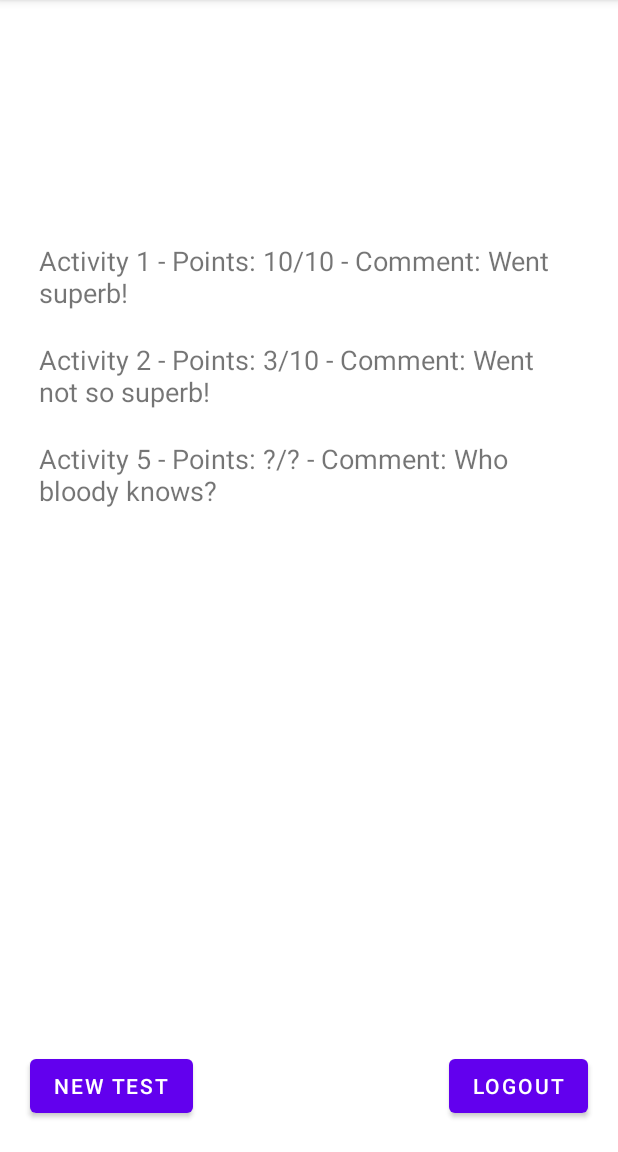
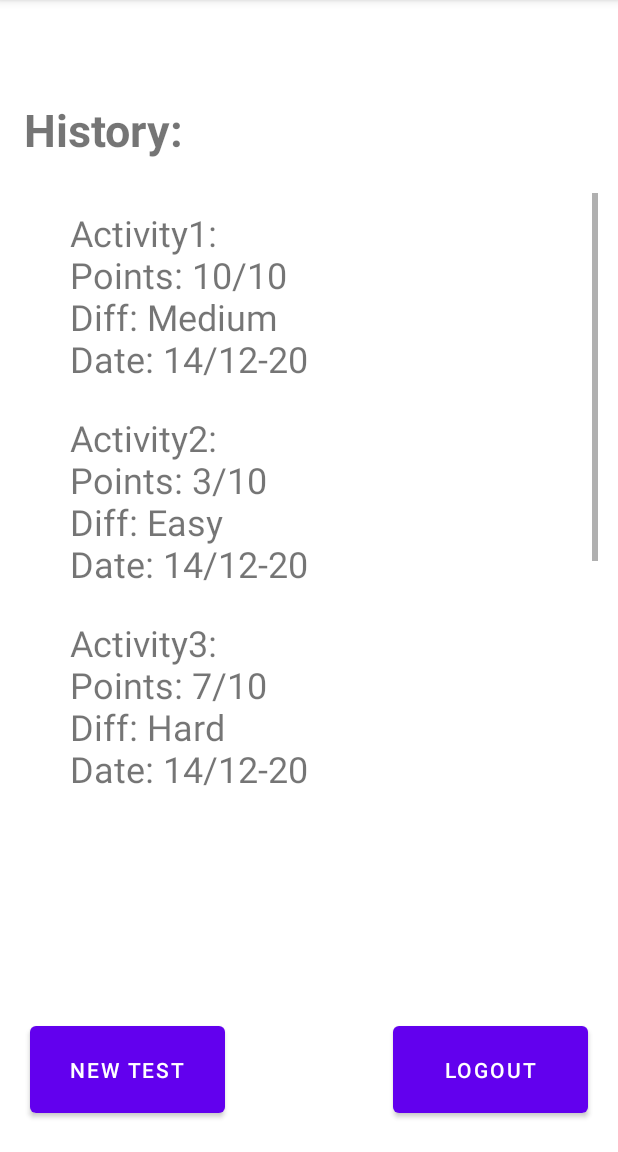
Before and after one commit to Ialda/LanProject, an Android app: the LandingPageActivity screen opened directly, with no data from a screen before it, on a phone screen of 412 x 824 dp, the part 84-1236 px from its top. Run offline under Robolectric (Android 15) with nearby library versions, the light colour scheme and no system bars.

Commit message:
Fixes on landingpage

```diff
--- a/app/src/main/res/layout/activity_landing_page.xml
+++ b/app/src/main/res/layout/activity_landing_page.xml
@@ -8,8 +8,8 @@
 
     <Button
         android:id="@+id/ButtonToMainPage"
-        android:layout_width="wrap_content"
-        android:layout_height="wrap_content"
+        android:layout_width="130dp"
+        android:layout_height="70dp"
         android:layout_marginStart="20dp"
         android:layout_marginLeft="20dp"
         android:layout_marginBottom="20dp"
@@ -20,8 +20,8 @@
 
     <Button
         android:id="@+id/ButtonLogout"
-        android:layout_width="wrap_content"
-        android:layout_height="wrap_content"
+        android:layout_width="130dp"
+        android:layout_height="70dp"
         android:layout_marginEnd="20dp"
         android:layout_marginRight="20dp"
         android:layout_marginBottom="20dp"
@@ -30,43 +30,86 @@
         app:layout_constraintBottom_toBottomOf="parent"
         app:layout_constraintEnd_toEndOf="parent" />
 
+    <ScrollView
+        android:id="@+id/ScrollViewRes"
+        android:layout_width="378dp"
+        android:layout_height="409dp"
+        android:layout_marginTop="30dp"
+        android:layout_marginBottom="100dp"
+        app:layout_constraintBottom_toBottomOf="parent"
+        app:layout_constraintEnd_toEndOf="parent"
+        app:layout_constraintHorizontal_bias="0.606"
+        app:layout_constraintStart_toStartOf="parent"
+        app:layout_constraintTop_toTopOf="parent"
+        app:layout_constraintVertical_bias="0.432">
+
         <LinearLayout
+            android:id="@+id/LinearLayoutRes"
             android:layout_width="match_parent"
-        android:layout_height="265dp"
+            android:layout_height="wrap_content"
             android:layout_marginStart="16dp"
             android:layout_marginLeft="16dp"
             android:layout_marginEnd="16dp"
             android:layout_marginRight="16dp"
             android:layout_marginBottom="200dp"
-        android:orientation="vertical"
-        app:layout_constraintBottom_toBottomOf="parent"
-        app:layout_constraintEnd_toEndOf="parent"
-        app:layout_constraintStart_toStartOf="parent"
-        app:layout_constraintTop_toTopOf="parent">
+            android:orientation="vertical">
 
             <TextView
                 android:id="@+id/TextViewRes1"
-            android:layout_width="match_parent"
+                android:layout_width="160dp"
                 android:layout_height="wrap_content"
                 android:layout_margin="10dp"
-            android:text="@string/activity_1_points_10_10_comment_went_superb"
-            android:textSize="18sp" />
+                android:text="@string/activity1_points_10_10_diff_medium_date_14_12_20"
+                android:textSize="24sp" />
 
             <TextView
                 android:id="@+id/TextViewRes2"
-            android:layout_width="match_parent"
+                android:layout_width="160dp"
                 android:layout_height="wrap_content"
                 android:layout_margin="10dp"
-            android:text="@string/activity_2_points_3_10_comment_went_not_so_superb"
-            android:textSize="18sp" />
+                android:text="@string/activity2_points_3_10_diff_easy_date_14_12_20"
+                android:textSize="24sp" />
 
             <TextView
                 android:id="@+id/TextViewRes3"
-            android:layout_width="match_parent"
+                android:layout_width="160dp"
                 android:layout_height="wrap_content"
                 android:layout_margin="10dp"
-            android:text="@string/activity_5_points_comment_who_bloody_knows"
-            android:textSize="18sp" />
+                android:text="@string/activity3_points_7_10_diff_hard_date_14_12_20"
+                android:textSize="24sp" />
+
+            <TextView
+                android:id="@+id/TextViewRes4"
+                android:layout_width="160dp"
+                android:layout_height="wrap_content"
+                android:layout_margin="10dp"
+                android:text="@string/activity1_points_5_10_diff_medium_date_13_12_20"
+                android:textSize="24sp" />
+
+            <TextView
+                android:id="@+id/TextViewRes5"
+                android:layout_width="160dp"
+                android:layout_height="wrap_content"
+                android:layout_margin="10dp"
+                android:text="@string/activity2_points_0_10_diff_easy_date_13_12_20"
+                android:textSize="24sp" />
 
         </LinearLayout>
+    </ScrollView>
+
+    <TextView
+        android:id="@+id/TextViewLandingPageHeader"
+        android:layout_width="wrap_content"
+        android:layout_height="wrap_content"
+        android:layout_marginBottom="12dp"
+        android:text="@string/history"
+        android:textSize="30sp"
+        android:textStyle="bold"
+        app:layout_constraintBottom_toTopOf="@+id/ScrollViewRes"
+        app:layout_constraintEnd_toEndOf="parent"
+        app:layout_constraintHorizontal_bias="0.052"
+        app:layout_constraintStart_toStartOf="parent"
+        app:layout_constraintTop_toTopOf="parent"
+        app:layout_constraintVertical_bias="0.868" />
+
 </androidx.constraintlayout.widget.ConstraintLayout>
--- a/app/src/main/res/layout/activity_main.xml
+++ b/app/src/main/res/layout/activity_main.xml
@@ -8,23 +8,25 @@
 
     <EditText
         android:id="@+id/PlainTextUsername"
-        android:layout_width="360dp"
-        android:layout_height="45dp"
-        android:layout_marginTop="180dp"
+        android:layout_width="wrap_content"
+        android:layout_height="wrap_content"
         android:autofillHints=""
         android:ems="10"
         android:gravity="center"
         android:hint="@string/username"
         android:inputType="textPersonName"
+        app:layout_constraintBottom_toBottomOf="parent"
         app:layout_constraintEnd_toEndOf="parent"
+        app:layout_constraintHorizontal_bias="0.502"
         app:layout_constraintStart_toStartOf="parent"
-        app:layout_constraintTop_toTopOf="parent" />
+        app:layout_constraintTop_toTopOf="parent"
+        app:layout_constraintVertical_bias="0.252" />
 
     <EditText
         android:id="@+id/PasswordUserpswd"
-        android:layout_width="360dp"
-        android:layout_height="45dp"
-        android:layout_marginTop="60dp"
+        android:layout_width="wrap_content"
+        android:layout_height="wrap_content"
+        android:layout_marginTop="20dp"
         android:autofillHints=""
         android:ems="10"
         android:gravity="center"
@@ -36,7 +38,7 @@
 
     <Button
         android:id="@+id/ButtonLogin"
-        android:layout_width="180dp"
+        android:layout_width="160dp"
         android:layout_height="60dp"
         android:layout_marginTop="60dp"
         android:onClick="LandingPageView"
@@ -47,15 +49,12 @@
 
     <Button
         android:id="@+id/ButtonRegister"
-        android:layout_width="180dp"
+        android:layout_width="160dp"
         android:layout_height="60dp"
-        android:layout_marginTop="40dp"
-        android:background="@android:color/transparent"
+        android:layout_marginTop="30dp"
         android:gravity="center"
         android:onClick="RegisterPageview"
         android:text="@string/register"
-        android:textColor="@color/black"
-        app:backgroundTint="#FFFFFFFF"
         app:layout_constraintEnd_toEndOf="parent"
         app:layout_constraintStart_toStartOf="parent"
         app:layout_constraintTop_toBottomOf="@+id/ButtonLogin" />
--- a/app/src/main/res/values/strings.xml
+++ b/app/src/main/res/values/strings.xml
@@ -19,9 +19,12 @@
     <string name="new_test">New Test</string>
     <string name="logout">Logout</string>
     <string name="confirmPassword">Confirm Password</string>
-    <string name="activity_1_points_10_10_comment_went_superb">Activity 1 - Points: 10/10 - Comment: Went superb!</string>
-    <string name="activity_2_points_3_10_comment_went_not_so_superb">Activity 2 - Points: 3/10 - Comment: Went not so superb!</string>
-    <string name="activity_5_points_comment_who_bloody_knows">Activity 5 - Points: ?/? - Comment: Who bloody knows?</string>
+    <string name="activity1_points_10_10_diff_medium_date_14_12_20">Activity1: Points: 10/10 Diff: Medium Date: 14/12-20</string>
+    <string name="activity2_points_3_10_diff_easy_date_14_12_20">Activity2: Points: 3/10 Diff: Easy Date: 14/12-20</string>
+    <string name="activity3_points_7_10_diff_hard_date_14_12_20">Activity3: Points: 7/10 Diff: Hard Date: 14/12-20</string>
+    <string name="activity1_points_5_10_diff_medium_date_13_12_20">Activity1: Points: 5/10 Diff: Medium Date: 13/12-20</string>
+    <string name="activity2_points_0_10_diff_easy_date_13_12_20">Activity2: Points: 0/10 Diff: Easy Date: 13/12-20</string>
+    <string name="history">History:</string>
 
     <string-array name="ActivityList">
         <item>Activity 1</item>
```
Lines whose indentation alone changed are shown as unchanged.
